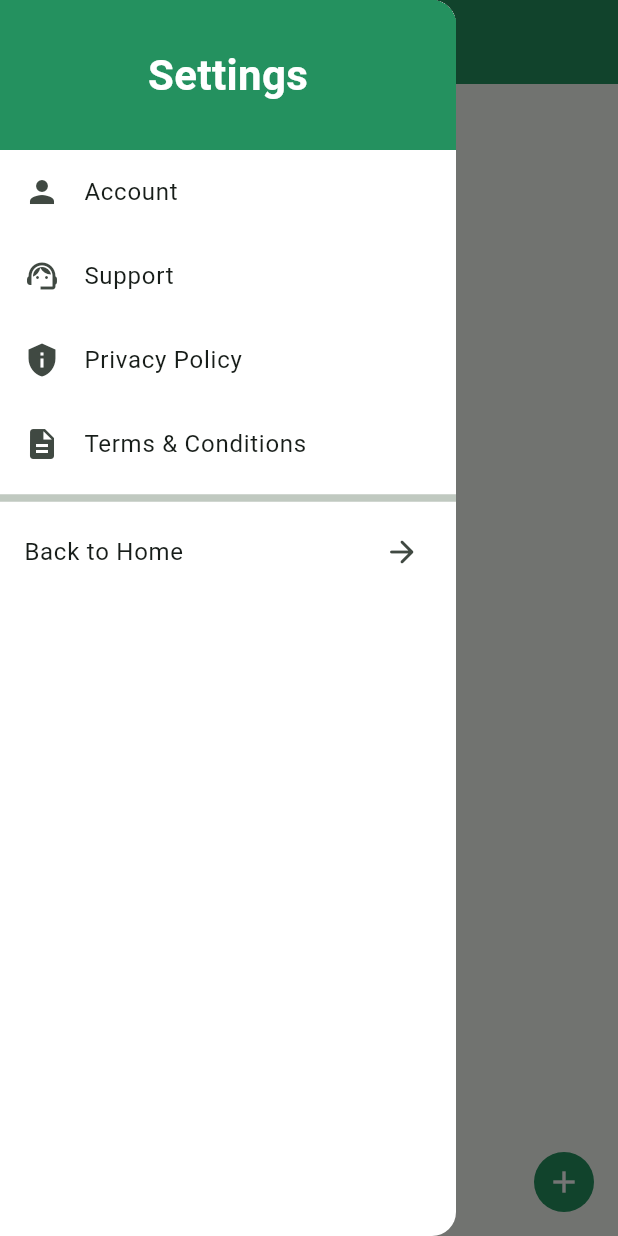
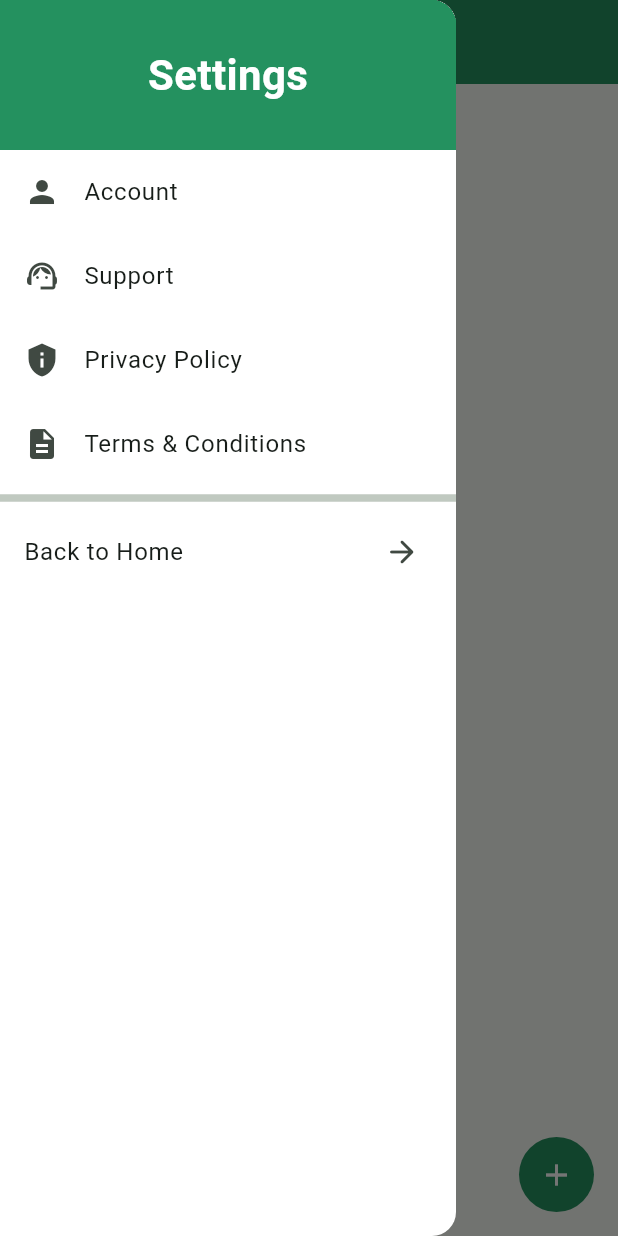
Before and after one commit to yesra29/expense_tracker, a Flutter app: the screen it shows after launch, with the side drawer open, on a phone screen of 412 x 824 dp. Run offline on Flutter 3.47's test engine with Material 3 defaults, Android fonts, the phone set to English and light mode, and no system bars; our stand-ins replace supabase_flutter; accounts and stored records are empty.

Commit message:
home page created refracted.

```diff
--- a/lib/home_page/view/home_page.dart
+++ b/lib/home_page/view/home_page.dart
@@ -1,5 +1,7 @@
 import 'package:expense_tracker/utils/app_colors.dart';
 import 'package:flutter/material.dart';
+
+import '../../new_expense_page/view/new_expense.dart';
 
 class HomePage extends StatefulWidget {
   const HomePage({super.key});
@@ -27,16 +29,32 @@ class _HomePageState extends State<HomePage> {
         elevation: 0,
       ),
       drawer: _drawer(),
-      floatingActionButton: CircleAvatar(
-        backgroundColor: AppColors.splashBackground,
-        child: Icon(Icons.add, color: Colors.white),
+      floatingActionButton: GestureDetector(
+        onTap: () {
+          Navigator.push(
+            context,
+            MaterialPageRoute(builder: (context) => const NewExpense()),
+          );
+        },
+        child: CircleAvatar(
+          radius: 25,
+          backgroundColor: AppColors.splashBackground,
+          child: Icon(Icons.add, color: Colors.white),
+        ),
       ),
-      body: Column(),
+      body: Column(
+        mainAxisAlignment: MainAxisAlignment.center,
+        crossAxisAlignment: CrossAxisAlignment.start,
+        children: [
+
+        ],
+      ),
     );
   }
 
   Widget _drawer() {
     return Drawer(
+      backgroundColor: Colors.white,
       child: ListView(
         children: [
           Container(
@@ -87,7 +105,6 @@ class _HomePageState extends State<HomePage> {
           ),
         ],
       ),
-      backgroundColor: Colors.white,
     );
   }
 }
```
Also changed, not shown: lib/new_expense_page/view/new_expense.dart (added, +15 -0 lines).
